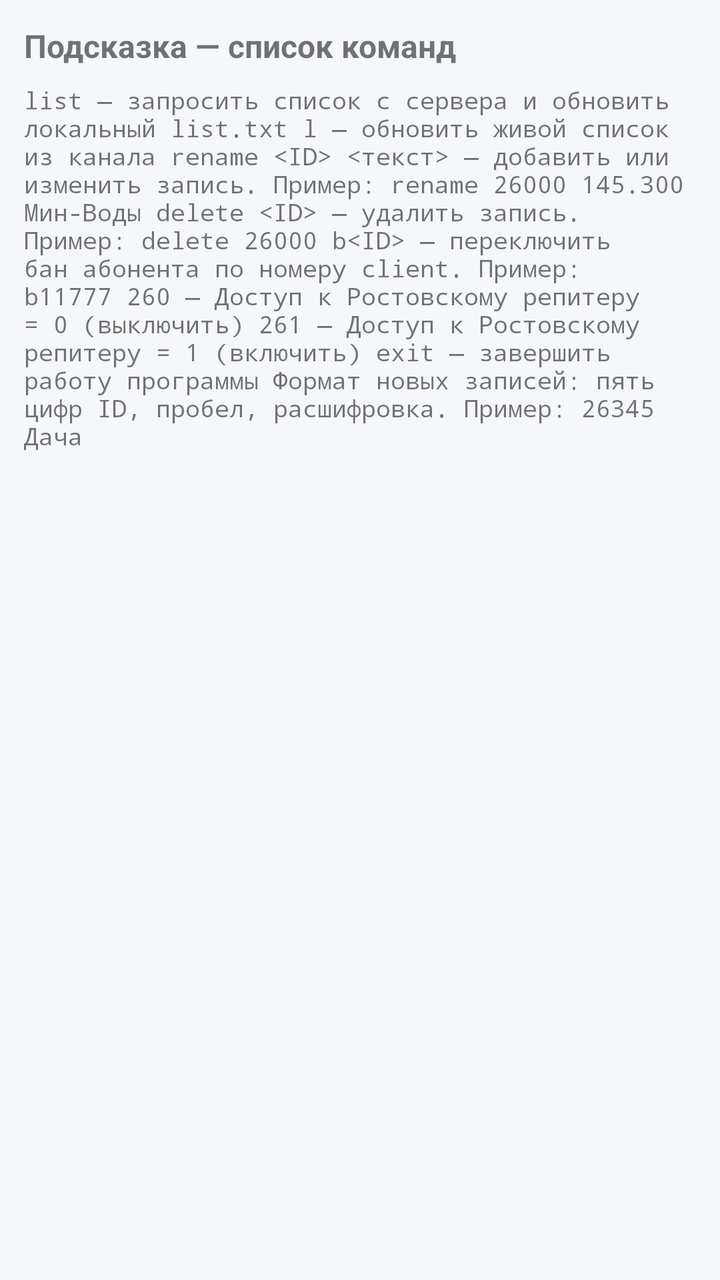
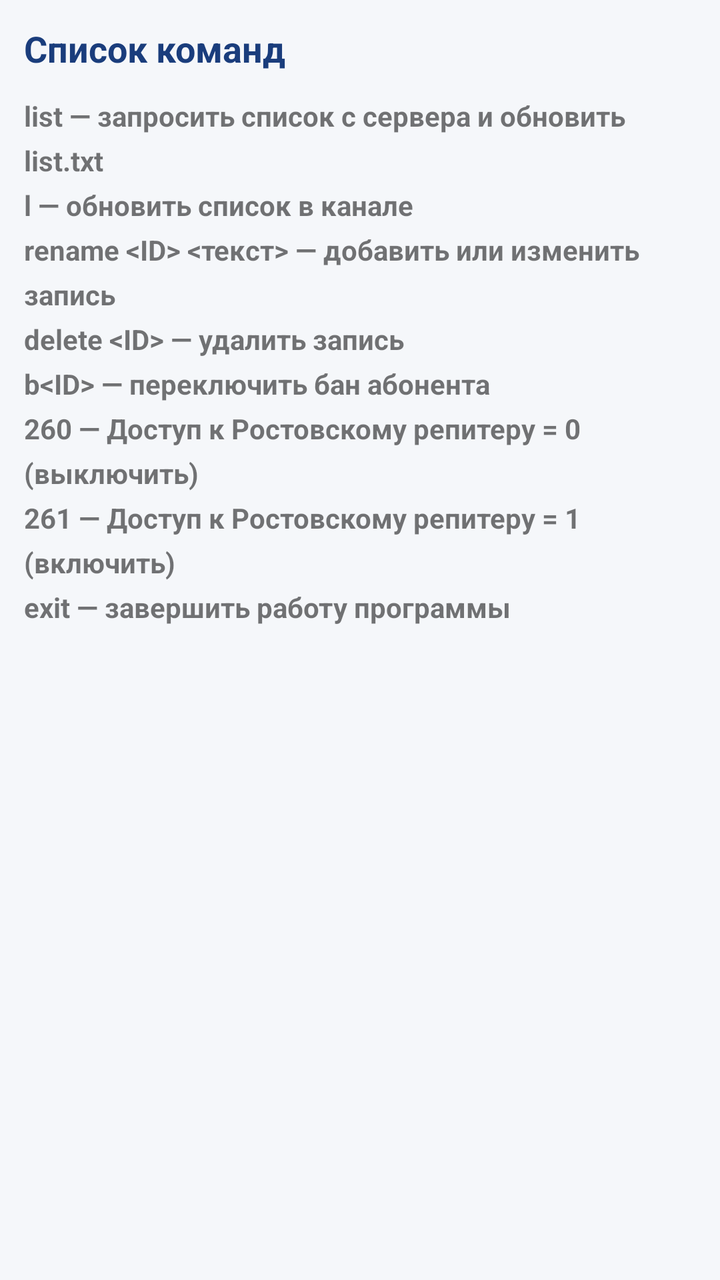

An Android layout rendered at two revisions. The XML below is the earlier revision; the diff shows what the commit changed to produce the second picture.
<!-- AndroidManifest.xml: application theme Theme.AdminPMR -->
<!-- res/layout/tab_hint.xml -->
﻿<?xml version="1.0" encoding="utf-8"?>
<ScrollView xmlns:android="http://schemas.android.com/apk/res/android"
    android:layout_width="match_parent"
    android:layout_height="match_parent">

    <LinearLayout
        android:layout_width="match_parent"
        android:layout_height="wrap_content"
        android:orientation="vertical"
        android:padding="12dp">

        <TextView
            android:layout_width="match_parent"
            android:layout_height="wrap_content"
            android:text="@string/title_hint"
            android:textStyle="bold"
            android:textSize="16sp" />

        <TextView
            android:layout_width="match_parent"
            android:layout_height="wrap_content"
            android:layout_marginTop="8dp"
            android:fontFamily="monospace"
            android:textSize="12sp"
            android:text="@string/hint_text" />

    </LinearLayout>
</ScrollView>
<!-- resources referenced by this layout -->
<resources>
  <string name="hint_text">list — запросить список с сервера и обновить локальный list.txt
  l — обновить живой список из канала
  rename &lt;ID&gt; &lt;текст&gt; — добавить или изменить запись. Пример: rename 26000 145.300 Мин-Воды
  delete &lt;ID&gt; — удалить запись. Пример: delete 26000
  b&lt;ID&gt; — переключить бан абонента по номеру client. Пример: b11777
  260 — Доступ к Ростовскому репитеру = 0 (выключить)
  261 — Доступ к Ростовскому репитеру = 1 (включить)
  exit — завершить работу программы
  
  Формат новых записей: пять цифр ID, пробел, расшифровка.
  Пример: 26345 Дача</string>
  <string name="title_hint">Подсказка — список команд</string>
  <style name="Theme.AdminPMR" parent="Theme.MaterialComponents.Light.NoActionBar">
          <item name="colorPrimary">@color/c_blue</item>
          <item name="colorPrimaryVariant">@color/c_blue_dark</item>
          <item name="colorOnPrimary">@color/c_white</item>
          <item name="colorSecondary">@color/c_green</item>
          <item name="colorSecondaryVariant">@color/c_green_dark</item>
          <item name="colorOnSecondary">@color/c_white</item>
          <item name="android:statusBarColor" tools:targetApi="l">@color/c_blue</item>
          <item name="android:windowBackground">@color/c_bg</item>
      </style>
  <color name="c_blue">#1A3D7C</color>
  <color name="c_blue_dark">#0F2750</color>
  <color name="c_white">#FFFFFF</color>
  <color name="c_green">#1E7A1E</color>
  <color name="c_green_dark">#145214</color>
  <color name="c_bg">#F5F7FA</color>
</resources>

<!-- the commit's change to res/layout/tab_hint.xml (unified diff, before → after) -->
@@ -1,4 +1,4 @@
-﻿<?xml version="1.0" encoding="utf-8"?>
+<?xml version="1.0" encoding="utf-8"?>
 <ScrollView xmlns:android="http://schemas.android.com/apk/res/android"
     android:layout_width="match_parent"
     android:layout_height="match_parent">
@@ -12,17 +12,19 @@
         <TextView
             android:layout_width="match_parent"
             android:layout_height="wrap_content"
-            android:text="@string/title_hint"
+            android:text="@string/tab_hint"
             android:textStyle="bold"
-            android:textSize="16sp" />
+            android:textSize="18sp"
+            android:textColor="@color/c_blue" />
 
         <TextView
             android:layout_width="match_parent"
             android:layout_height="wrap_content"
-            android:layout_marginTop="8dp"
-            android:fontFamily="monospace"
-            android:textSize="12sp"
-            android:text="@string/hint_text" />
+            android:layout_marginTop="12dp"
+            android:textStyle="bold"
+            android:textSize="14sp"
+            android:lineSpacingExtra="6dp"
+            android:text="list — запросить список с сервера и обновить list.txt&#10;l — обновить список в канале&#10;rename &lt;ID&gt; &lt;текст&gt; — добавить или изменить запись&#10;delete &lt;ID&gt; — удалить запись&#10;b&lt;ID&gt; — переключить бан абонента&#10;260 — Доступ к Ростовскому репитеру = 0 (выключить)&#10;261 — Доступ к Ростовскому репитеру = 1 (включить)&#10;exit — завершить работу программы" />
 
     </LinearLayout>
 </ScrollView>
<!-- resource entries referenced after the edit -->
@@ -1,17 +1,5 @@
 <!-- resources referenced by this layout -->
 <resources>
-  <string name="hint_text">list — запросить список с сервера и обновить локальный list.txt
-  l — обновить живой список из канала
-  rename &lt;ID&gt; &lt;текст&gt; — добавить или изменить запись. Пример: rename 26000 145.300 Мин-Воды
-  delete &lt;ID&gt; — удалить запись. Пример: delete 26000
-  b&lt;ID&gt; — переключить бан абонента по номеру client. Пример: b11777
-  260 — Доступ к Ростовскому репитеру = 0 (выключить)
-  261 — Доступ к Ростовскому репитеру = 1 (включить)
-  exit — завершить работу программы
-  
-  Формат новых записей: пять цифр ID, пробел, расшифровка.
-  Пример: 26345 Дача</string>
-  <string name="title_hint">Подсказка — список команд</string>
   <style name="Theme.AdminPMR" parent="Theme.MaterialComponents.Light.NoActionBar">
           <item name="colorPrimary">@color/c_blue</item>
           <item name="colorPrimaryVariant">@color/c_blue_dark</item>
@@ -23,6 +11,7 @@
           <item name="android:windowBackground">@color/c_bg</item>
       </style>
   <color name="c_blue">#1A3D7C</color>
+  <string name="tab_hint">Список команд</string>
   <color name="c_blue_dark">#0F2750</color>
   <color name="c_white">#FFFFFF</color>
   <color name="c_green">#1E7A1E</color>
